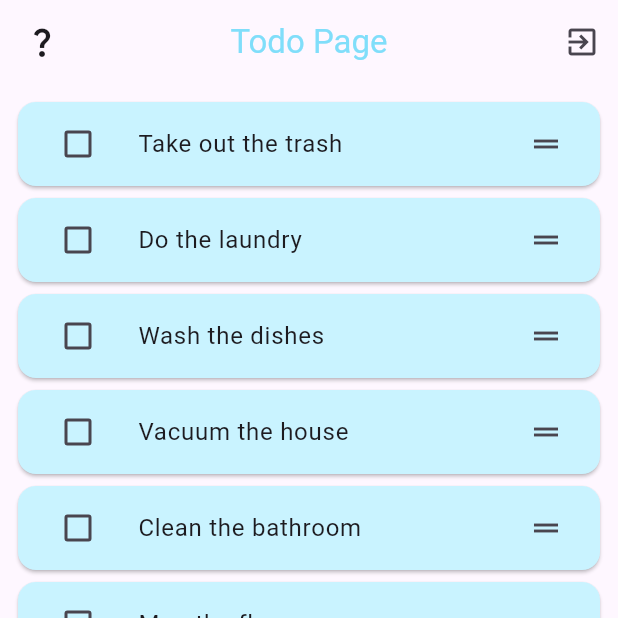
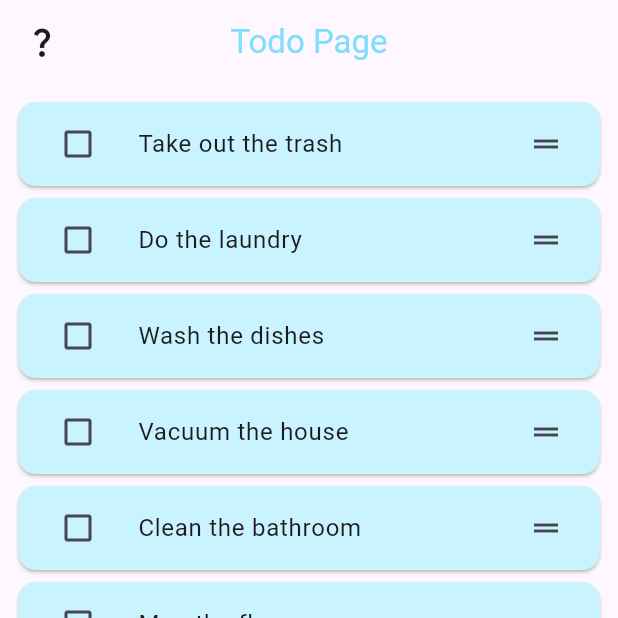
Before and after one commit to katsualonso14/PandaFlutter, a Flutter app: the screen it shows once a user with an empty profile is signed in, after a tap on "Start!", on a phone screen of 412 x 824 dp, the top half of it. Run offline on Flutter 3.47's test engine with Material 3 defaults, Android fonts, the phone set to English and light mode, and no system bars; our stand-ins replace cloud_firestore, firebase_auth, firebase_core, flutter_hooks, google_mobile_ads, shared_preferences; accounts and stored records are empty; network calls fail.

Commit message:
fix page number

```diff
--- a/lib/pages/laundry_post_page.dart
+++ b/lib/pages/laundry_post_page.dart
@@ -18,7 +18,7 @@ class LaundryPostPage extends StatefulWidget {
 }
 
 class _LaundryPostPage extends State<LaundryPostPage> {
-  final pageNumber = 2;
+  final pageNumber = 3;
 
   @override
   Widget build(BuildContext context) {
--- a/lib/pages/post_page.dart
+++ b/lib/pages/post_page.dart
@@ -14,7 +14,7 @@ class PostPage extends StatefulWidget {
 }
 
 class _PostPage extends State<PostPage> {
-  final pageNumber = 1;
+  final pageNumber = 2;
 
   @override
   Widget build(BuildContext context) {
--- a/lib/pages/todo_page.dart
+++ b/lib/pages/todo_page.dart
@@ -6,7 +6,6 @@ import 'package:test_flutter/parts/my_app_bar.dart';
 class TodoPage extends HookWidget {
   const TodoPage({Key? key}) : super(key: key);
 
-  final pageNumber = 0;
   @override
   Widget build(BuildContext context) {
     // control list Map
@@ -22,7 +21,7 @@ class TodoPage extends HookWidget {
     ]);
 
     return Scaffold(
-      appBar: MyAppBar(pageNumber: pageNumber),
+      appBar: const MyAppBar(pageNumber: 0),
       body: ReorderableListView(
           padding: const EdgeInsets.all(8),
           children: [
--- a/lib/parts/account_setting_button.dart
+++ b/lib/parts/account_setting_button.dart
@@ -1,7 +1,6 @@
 
 
 import 'package:flutter/material.dart';
-import 'package:test_flutter/parts/delete_button.dart';
 import 'package:test_flutter/parts/sign_out_button.dart';
 
 class AccountSettingButton extends StatelessWidget {
--- a/lib/parts/my_ad_banner.dart
+++ b/lib/parts/my_ad_banner.dart
@@ -12,7 +12,7 @@ class MyAdBanner extends HookWidget {
 
     final bannerAd = useState<BannerAd?>(null);
     var isAdLoaded = useState(false); // 広告の読み込み状態
-    String bannerId = 'ca-app-pub-5743090122530738/3182678099';
+    String bannerId = 'ca-app-pub-2751119101175618/5189539116';
 
     // ad load
     void loadAd(){
--- a/lib/parts/my_app_bar.dart
+++ b/lib/parts/my_app_bar.dart
@@ -1,8 +1,8 @@
 
 import 'package:flutter/material.dart';
-import 'package:test_flutter/parts/account_setting_button.dart';
 import 'package:test_flutter/parts/app_explain_dialog.dart';
 import 'package:test_flutter/parts/delete_button.dart';
+import 'package:test_flutter/parts/sign_out_button.dart';
 
 class MyAppBar extends StatelessWidget implements PreferredSizeWidget {
   const MyAppBar({Key? key, required this.pageNumber}) : super(key: key);
@@ -10,6 +10,7 @@ class MyAppBar extends StatelessWidget implements PreferredSizeWidget {
 
   @override
   Widget build(BuildContext context) {
+    const titles = ['Todo Page', "Today's Room Clean Todo", 'Bathroom', 'Laundry'];
     return AppBar(
       leading: pageNumber == 0 ? IconButton(
           onPressed: (){
@@ -20,19 +21,19 @@ class MyAppBar extends StatelessWidget implements PreferredSizeWidget {
           icon: const Icon(Icons.question_mark)
       ) : const SizedBox.shrink(),
       actions: [
-        AccountSettingButton(context),
-        pageNumber == 2 ? DeleteButton(buildContext: context): const SizedBox.shrink(),
-        pageNumber != 0 ?
+        if(pageNumber == 3) const SignOutButton(),
+        if(pageNumber == 3) DeleteButton(buildContext: context),
+        if(pageNumber == 2 || pageNumber == 3)
         IconButton(
           onPressed: () {
-            pageNumber == 1 ? Navigator.pushNamed(context, '/PostAddPage' ,arguments: pageNumber)
+            pageNumber == 2 ? Navigator.pushNamed(context, '/PostAddPage' ,arguments: pageNumber)
                 : Navigator.pushNamed(context, '/PostAddPage', arguments: pageNumber);
           },
           icon: const Icon(Icons.edit),
-        ): const SizedBox.shrink(),
+        ),
       ],
       title: Text(
-          pageNumber == 0 ? 'Todo Page' : pageNumber == 1 ? 'Bathroom' : 'Laundry',
+          titles[pageNumber],
           style: const TextStyle(color: Color.fromRGBO(128, 222, 250, 1))
       ),
       centerTitle: true,
--- a/lib/parts/sign_out_button.dart
+++ b/lib/parts/sign_out_button.dart
@@ -6,9 +6,9 @@ class SignOutButton extends StatelessWidget {
 
   @override
   Widget build(BuildContext context) {
-    return InkWell(
-        child: const Text('Sign out', style: TextStyle(color: Colors.blue)),
-        onTap: () {
+    return IconButton(
+        icon: const Icon(Icons.exit_to_app),
+        onPressed: () {
           showDialog<void>(
               context: context,
               builder: (_) {
```
Also changed, not shown: 3 other files.
